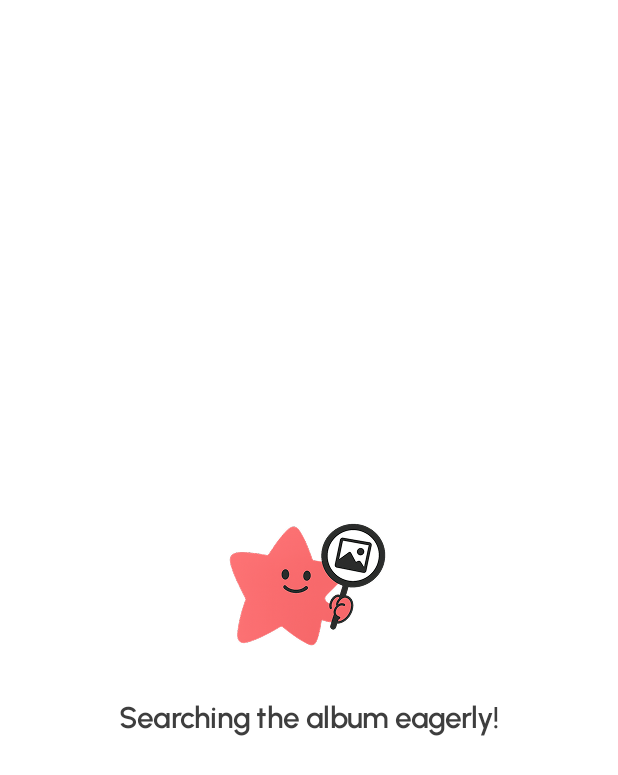
After one commit to GDSC-SWU/2025-Fandora-SolutionChallenge, an Android app: the LoadingFragment screen opened through its navigation route, on a phone screen of 412 x 824 dp. The commit adds this screen. Shown: the top 775 px of the screen. Run offline under Robolectric (Android 15) with nearby library versions, the phone set to English and light mode, and no system bars; our stand-ins replace navigation-ui.

Commit message:
[feat] Add loading fragment

```diff
--- a/Android/app/src/main/java/com/example/fandora/ui/donation/CameraFragment.kt
+++ b/Android/app/src/main/java/com/example/fandora/ui/donation/CameraFragment.kt
@@ -22,13 +22,13 @@ import androidx.fragment.app.Fragment
 import androidx.lifecycle.lifecycleScope
 import androidx.navigation.fragment.findNavController
 import com.example.fandora.BuildConfig
+import com.example.fandora.R
 import com.example.fandora.databinding.FragmentCameraBinding
 import com.google.ai.client.generativeai.GenerativeModel
 import com.google.ai.client.generativeai.type.content
 import kotlinx.coroutines.Dispatchers
 import kotlinx.coroutines.launch
 import kotlinx.coroutines.withContext
-import org.json.JSONObject
 import java.io.File
 import java.util.concurrent.ExecutorService
 import java.util.concurrent.Executors
@@ -54,6 +54,7 @@ class CameraFragment : Fragment() {
     private val galleryLauncher = registerForActivityResult(ActivityResultContracts.GetContent()) { uri: Uri? ->
         uri?.let {
             uriToBitmap(it)?.let { bitmap ->
+                findNavController().navigate(R.id.action_camera_to_loading)
                 analyzeImageWithGemini(bitmap)
             } ?: run {
                 Toast.makeText(requireContext(), "이미지 로드 실패", Toast.LENGTH_SHORT).show()
@@ -145,6 +146,7 @@ class CameraFragment : Fragment() {
 
                 override fun onImageSaved(output: ImageCapture.OutputFileResults) {
                     Log.d("CameraX", "사진 저장 성공: ${photoFile.absolutePath}")
+                    findNavController().navigate(R.id.action_camera_to_loading)
                     val bitmap = BitmapFactory.decodeFile(photoFile.absolutePath)
                     bitmap?.let { analyzeImageWithGemini(it) }
                 }
@@ -193,6 +195,7 @@ class CameraFragment : Fragment() {
                     val artistName = Regex("\"artist_name\": \"(.*?)\"").find(textResponse)?.groupValues?.get(1) ?: "정보 없음"
 
                     Log.d("Gemini Response", "분석 결과: $textResponse")
+                    findNavController().popBackStack(R.id.navigation_loading, true)
                     val action = CameraFragmentDirections.actionCameraToDonationApply(
                         albumTitle = albumTitle,
                         artistName = artistName
--- /dev/null
+++ b/Android/app/src/main/java/com/example/fandora/ui/donation/LoadingFragment.kt
@@ -0,0 +1,32 @@
+package com.example.fandora.ui.donation
+
+import android.os.Bundle
+import android.view.LayoutInflater
+import android.view.View
+import android.view.ViewGroup
+import androidx.fragment.app.Fragment
+import com.example.fandora.databinding.FragmentLoadingBinding
+
+class LoadingFragment: Fragment() {
+
+    private var _binding: FragmentLoadingBinding? = null
+    private val binding get() = _binding!!
+
+    override fun onCreateView(
+        inflater: LayoutInflater,
+        container: ViewGroup?,
+        savedInstanceState: Bundle?
+    ): View {
+        _binding = FragmentLoadingBinding.inflate(inflater, container, false)
+        return binding.root
+    }
+
+    override fun onViewCreated(view: View, savedInstanceState: Bundle?) {
+        super.onViewCreated(view, savedInstanceState)
+    }
+
+    override fun onDestroyView() {
+        super.onDestroyView()
+        _binding = null
+    }
+}
--- a/Android/app/src/main/res/layout/fragment_donation_apply.xml
+++ b/Android/app/src/main/res/layout/fragment_donation_apply.xml
@@ -147,7 +147,7 @@
                 android:autofillHints="text"
                 android:background="@drawable/background_white_10_stroke"
                 android:hint="@string/hint_text"
-                android:inputType="text"
+                android:inputType="number"
                 android:paddingHorizontal="16dp"
                 android:paddingVertical="18dp"
                 android:textColorHint="@color/pink_300"
--- /dev/null
+++ b/Android/app/src/main/res/layout/fragment_loading.xml
@@ -0,0 +1,32 @@
+<?xml version="1.0" encoding="utf-8"?>
+<androidx.constraintlayout.widget.ConstraintLayout xmlns:android="http://schemas.android.com/apk/res/android"
+    xmlns:app="http://schemas.android.com/apk/res-auto"
+    android:layout_width="match_parent"
+    android:layout_height="match_parent"
+    android:background="@color/white">
+
+    <ImageView
+        android:id="@+id/iv_loading"
+        android:layout_width="wrap_content"
+        android:layout_height="wrap_content"
+        android:layout_marginBottom="10dp"
+        android:contentDescription="@string/description_loading_image"
+        android:src="@drawable/ic_loading"
+        app:layout_constraintBottom_toTopOf="@id/tv_loading"
+        app:layout_constraintEnd_toEndOf="parent"
+        app:layout_constraintStart_toStartOf="parent"
+        app:layout_constraintTop_toTopOf="parent"
+        app:layout_constraintVertical_chainStyle="packed" />
+
+    <TextView
+        android:id="@+id/tv_loading"
+        style="@style/Body1.Gray750"
+        android:layout_width="0dp"
+        android:layout_height="wrap_content"
+        android:gravity="center"
+        android:text="@string/label_loading"
+        app:layout_constraintBottom_toBottomOf="parent"
+        app:layout_constraintEnd_toEndOf="parent"
+        app:layout_constraintStart_toStartOf="parent"
+        app:layout_constraintTop_toBottomOf="@id/iv_loading" />
+</androidx.constraintlayout.widget.ConstraintLayout>
--- a/Android/app/src/main/res/navigation/home_graph.xml
+++ b/Android/app/src/main/res/navigation/home_graph.xml
@@ -73,10 +73,18 @@
             app:destination="@id/navigation_donation_apply"
             app:popUpTo="@id/navigation_donation_apply"
             app:popUpToInclusive="true" />
+        <action
+            android:id="@+id/action_camera_to_loading"
+            app:destination="@id/navigation_loading" />
     </fragment>
     <fragment
         android:id="@+id/navigation_map"
         android:name="com.example.fandora.ui.donation.MapFragment"
         android:label="MapFragment"
         tools:layout="@layout/fragment_map"/>
+    <fragment
+        android:id="@+id/navigation_loading"
+        android:name="com.example.fandora.ui.donation.LoadingFragment"
+        android:label="LoadingFragment"
+        tools:layout="@layout/fragment_loading" />
 </navigation>
--- a/Android/app/src/main/res/values/strings.xml
+++ b/Android/app/src/main/res/values/strings.xml
@@ -46,4 +46,6 @@
 
     <!--    hint-->
     <string name="hint_text">Text</string>
+    <string name="description_loading_image">Loading Image</string>
+    <string name="label_loading">Searching the album eagerly!</string>
 </resources>
```
Also changed, not shown: Android/app/src/main/res/drawable-hdpi/ic_loading.png (added), Android/app/src/main/res/drawable-mdpi/ic_loading.png (added), Android/app/src/main/res/drawable-xhdpi/ic_loading.png (added), Android/app/src/main/res/drawable-xxhdpi/ic_loading.png (added), Android/app/src/main/res/drawable-xxxhdpi/ic_loading.png (added).
